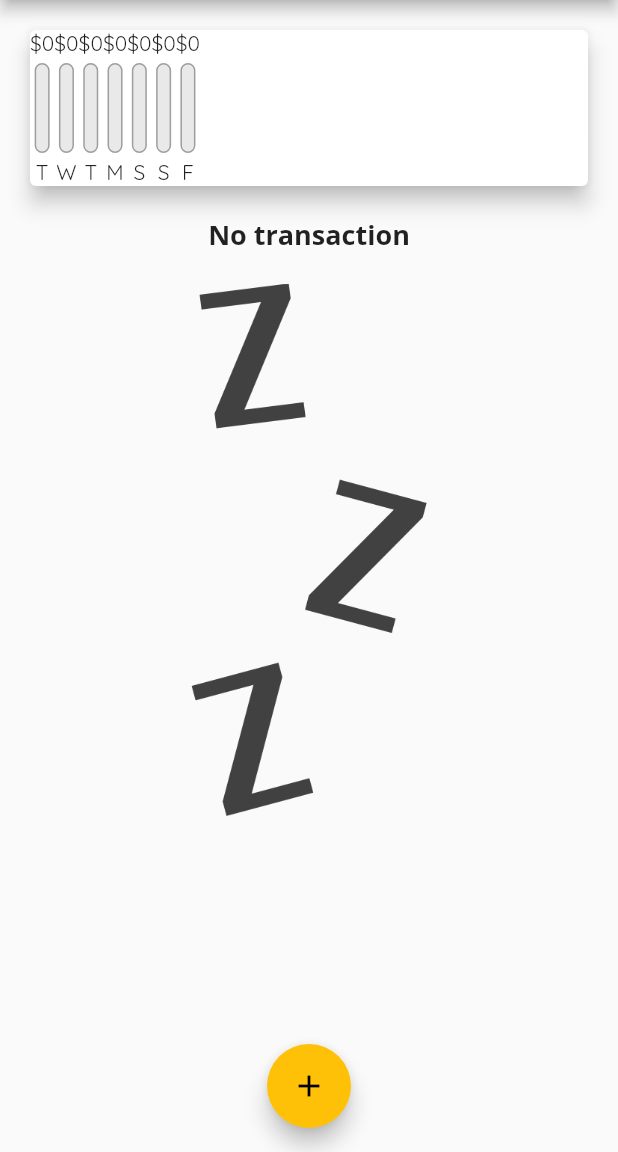
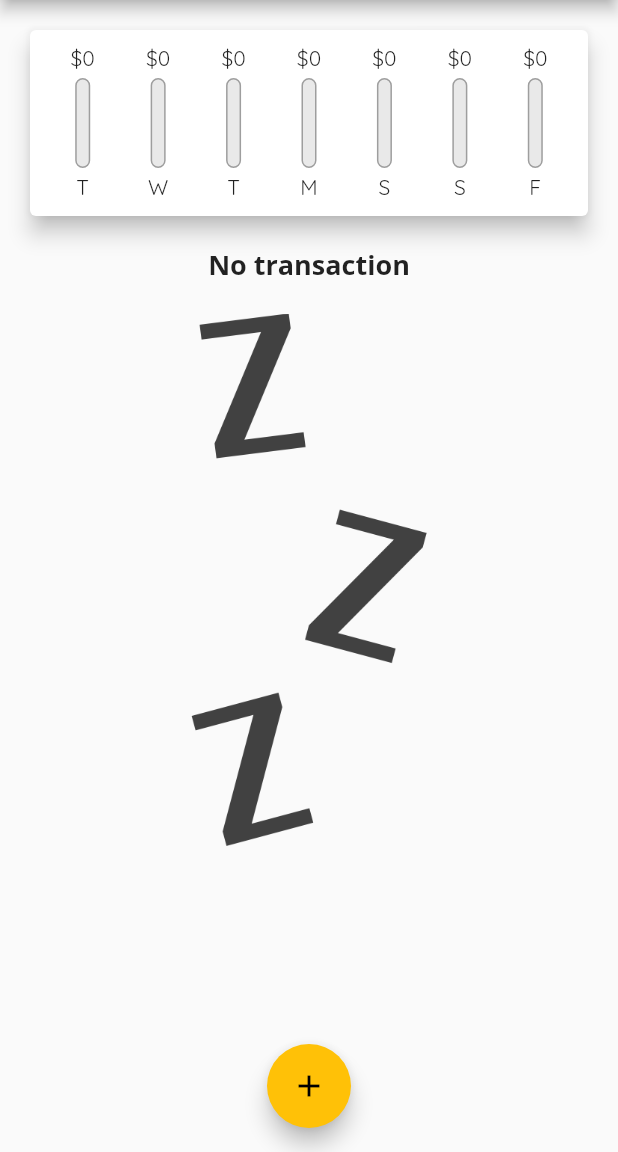
Before and after one commit to trlong357/expenses_app_flutter, a Flutter app: the screen it shows after launch, on a phone screen of 412 x 824 dp, the part 84-1236 px from its top. Run offline on Flutter 3.47's test engine with Material 2 defaults, Android fonts, the phone set to English and light mode, and no system bars.

Commit message:
finish chart

```diff
--- a/lib/widgets/chart.dart
+++ b/lib/widgets/chart.dart
@@ -39,19 +39,23 @@ class Chart extends StatelessWidget {
 
   @override
   Widget build(BuildContext context) {
-    print(groupedTransactionValues);
     return Card(
       elevation: 6,
       margin: const EdgeInsets.all(20),
+      child: Container(
+        padding: const EdgeInsets.all(10),
         child: Row(
           children: groupedTransactionValues.map((data) {
-          return ChartBar(
+            return Expanded(
+              child: ChartBar(
                   data['day'] as String,
                   data['amount'] as double,
                   totalSpending == 0.0
                       ? 0.0
-                  : (data['amount'] as double) / totalSpending);
+                      : (data['amount'] as double) / totalSpending),
+            );
           }).toList(),
+        ),
       ),
     );
   }
--- a/lib/widgets/chart_bar.dart
+++ b/lib/widgets/chart_bar.dart
@@ -13,7 +13,9 @@ class ChartBar extends StatelessWidget {
   Widget build(BuildContext context) {
     return Column(
       children: [
-        Text('\$${spendingAmount.toStringAsFixed(0)}'),
+        FittedBox(
+          child: Text('\$${spendingAmount.toStringAsFixed(0)}'),
+        ),
         SizedBox(height: 4),
         Container(
           height: 60,
```
Lines whose indentation alone changed are shown as unchanged.
